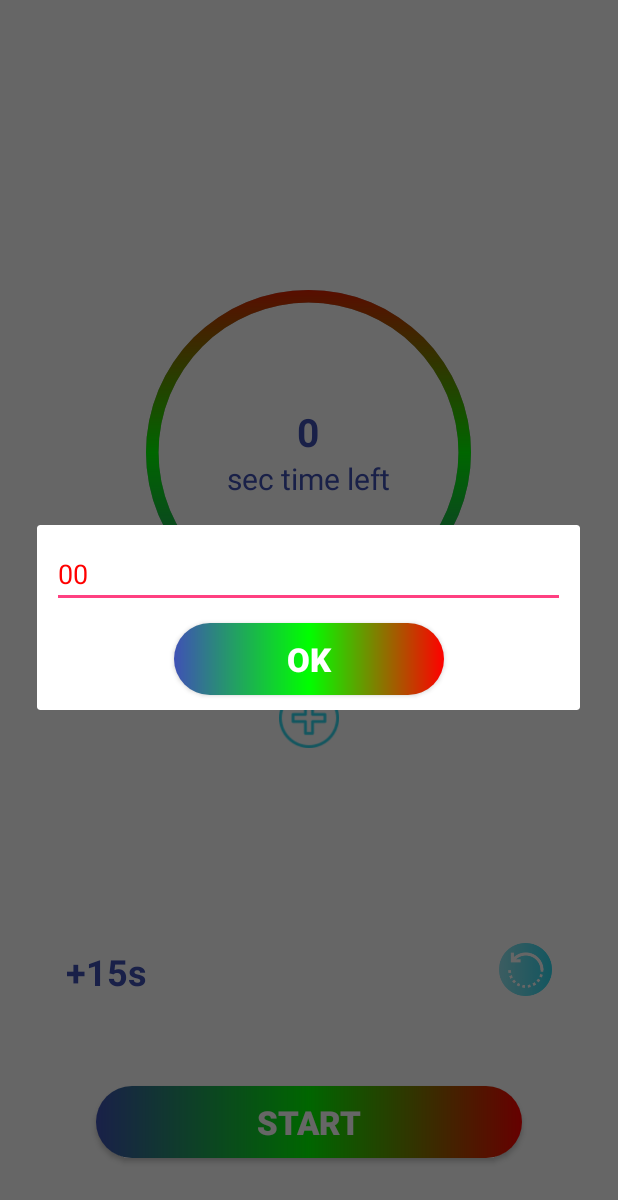
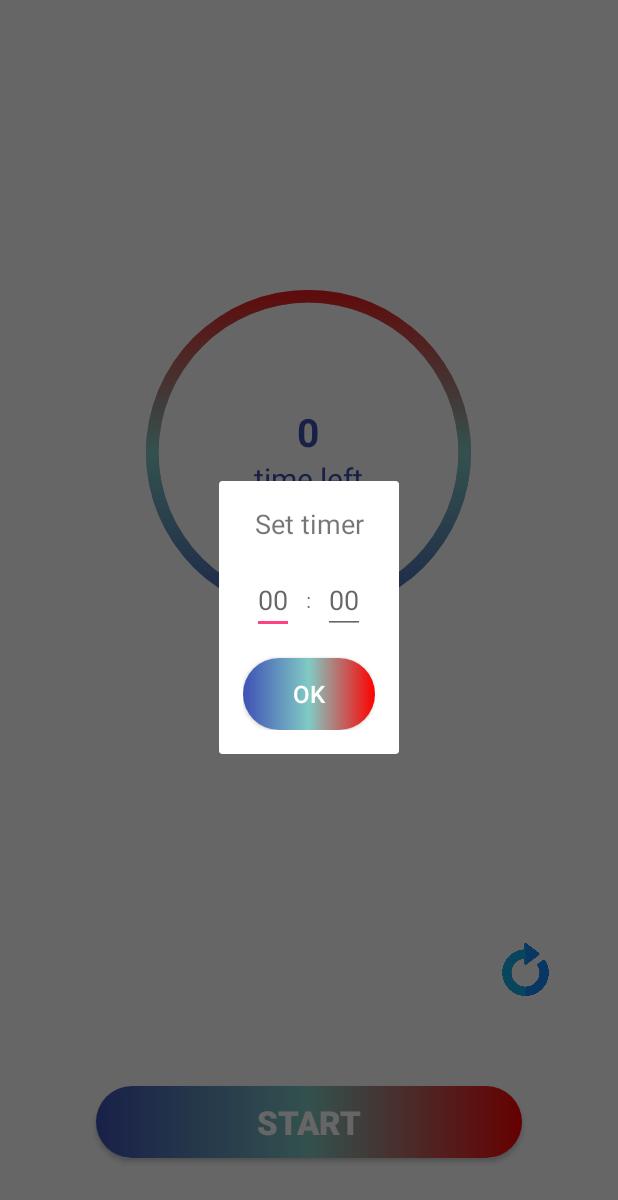
Before and after one commit to patryk47853/Meditation-Timer, an Android app built with Jetpack Compose: the screen it shows after launch (TimerActivity), after a tap on an icon or button, on a phone screen of 412 x 824 dp. Shown: the top 1200 px of the screen. Run offline under Robolectric (Android 15) with nearby library versions, the phone set to English and light mode, and no system bars.

Commit message:
Cosmetic changes

```diff
--- a/app/src/main/res/layout/add_dialog.xml
+++ b/app/src/main/res/layout/add_dialog.xml
@@ -1,37 +1,58 @@
 <?xml version="1.0" encoding="utf-8"?>
-<androidx.constraintlayout.widget.ConstraintLayout xmlns:android="http://schemas.android.com/apk/res/android"
-    xmlns:app="http://schemas.android.com/apk/res-auto"
+<LinearLayout xmlns:android="http://schemas.android.com/apk/res/android"
     android:layout_width="match_parent"
     android:layout_height="wrap_content"
-    >
+    android:orientation="vertical"
+    android:padding="16dp">
 
-    <EditText
-        android:id="@+id/etGetTime"
-        android:layout_width="342dp"
+    <TextView
+        android:layout_width="match_parent"
         android:layout_height="wrap_content"
-        android:layout_margin="10dp"
-        android:hint="00"
-        android:inputType="numberDecimal"
-        android:textColor="@color/max_blue"
-        android:textColorHint="@color/min_blue"
-        app:layout_constraintEnd_toEndOf="parent"
-        app:layout_constraintStart_toStartOf="parent"
-        app:layout_constraintTop_toTopOf="parent" />
+        android:text="Set timer"
+        android:textSize="18sp"
+        android:gravity="center"
+        android:paddingBottom="16dp" />
 
-    <androidx.appcompat.widget.AppCompatButton
+    <LinearLayout
+        android:layout_width="match_parent"
+        android:layout_height="wrap_content"
+        android:orientation="horizontal"
+        android:gravity="center">
+
+        <EditText
+            android:id="@+id/etMinutes"
+            android:layout_width="wrap_content"
+            android:layout_height="wrap_content"
+            android:inputType="number"
+            android:hint="00"
+            android:maxLength="2"
+            android:layout_marginRight="8dp" />
+
+        <TextView
+            android:layout_width="wrap_content"
+            android:layout_height="wrap_content"
+            android:text=":" />
+
+        <EditText
+            android:id="@+id/etSeconds"
+            android:layout_width="wrap_content"
+            android:layout_height="wrap_content"
+            android:inputType="number"
+            android:hint="00"
+            android:maxLength="2"
+            android:layout_marginLeft="8dp" />
+
+    </LinearLayout>
+
+    <Button
         android:id="@+id/btnOk"
-        android:layout_width="180dp"
+        android:layout_width="match_parent"
         android:layout_height="wrap_content"
-        android:layout_margin="10dp"
-        android:text="ok"
+        android:text="OK"
+        android:textAllCaps="false"
+        android:textSize="16sp"
+        android:background="@drawable/button_bg"
         android:textColor="@color/white"
-        android:background="@drawable/button_bg"
-        android:textSize="22sp"
-        android:textStyle="bold"
-        app:layout_constraintEnd_toEndOf="parent"
-        app:layout_constraintStart_toStartOf="parent"
-        app:layout_constraintBottom_toBottomOf="parent"
-        app:layout_constraintTop_toBottomOf="@id/etGetTime"
-        />
+        android:layout_marginTop="16dp" />
 
-</androidx.constraintlayout.widget.ConstraintLayout>
+</LinearLayout>
--- a/app/src/main/res/layout/timer_activity.xml
+++ b/app/src/main/res/layout/timer_activity.xml
@@ -49,7 +49,7 @@
             <TextView
                 android:layout_width="match_parent"
                 android:layout_height="wrap_content"
-                android:text="sec time left"
+                android:text="time left"
                 android:gravity="center"
                 android:textSize="20sp"
                 android:textColor="@color/max_blue"/>
@@ -67,19 +67,6 @@
         app:layout_constraintRight_toRightOf="parent"
         app:layout_constraintTop_toBottomOf="@id/flTimer"
         />
-
-    <TextView
-        android:id="@+id/tv_addTime"
-        android:layout_width="wrap_content"
-        android:layout_height="wrap_content"
-        android:layout_marginStart="44dp"
-        android:layout_marginBottom="160dp"
-        android:text="+15s"
-        android:textColor="@color/max_blue"
-        android:textSize="24sp"
-        android:textStyle="bold"
-        app:layout_constraintBottom_toBottomOf="parent"
-        app:layout_constraintStart_toStartOf="parent" />
 
     <ImageButton
         android:id="@+id/ib_reset"
--- a/app/src/main/res/menu/menu_timer.xml
+++ b/app/src/main/res/menu/menu_timer.xml
@@ -2,7 +2,7 @@
 <menu xmlns:android="http://schemas.android.com/apk/res/android"
     xmlns:app="http://schemas.android.com/apk/res-auto"
     xmlns:tools="http://schemas.android.com/tools"
-    tools:context="com.resocoder.timertutorial.TimerActivity">
+    tools:context="com.meditationtimer.TimerActivity">
     <item
         android:id="@+id/action_settings"
         android:orderInCategory="100"
--- a/app/src/main/res/values/colors.xml
+++ b/app/src/main/res/values/colors.xml
@@ -5,6 +5,6 @@
     <color name="colorPrimaryDark">#303F9F</color>
     <color name="colorAccent">#FF4081</color>
     <color name="min_blue">#FF0000</color>
-    <color name="teal_200">#00FF00</color>
+    <color name="teal_200">#80CBC4</color>
     <color name="white">#fff</color>
 </resources>
```
Also changed, not shown: app/src/main/java/com/meditationtimer/TimerActivity.kt (+26 -35 lines), app/src/main/res/drawable/reset.png.
